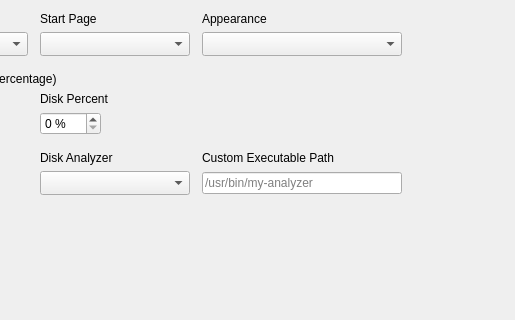
Above: shared/nexis/Pages/Settings/settings_page.ui from s4solutionsllc/Nexis before the change; both pictures show x 296 to 811 and y 0 to 320 of the 811 by 479 pixel window. Below: the same form after it.
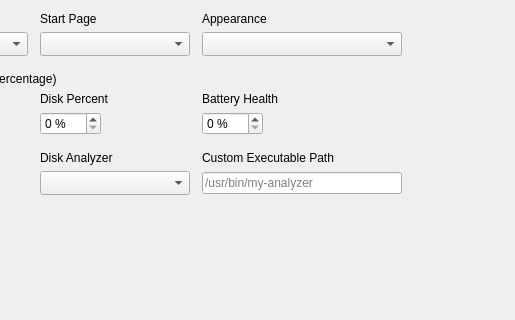
That is the form after the change.

Commit message: feat(battery): add battery health monitoring to Dashboard, Hardware Info, and Settings (FR-29 Phase 1)

What changed in the file:
```diff
--- a/shared/nexis/Pages/Settings/settings_page.ui
+++ b/shared/nexis/Pages/Settings/settings_page.ui
@@ -214,6 +214,38 @@
      </property>
     </widget>
    </item>
+   <item row="4" column="3" alignment="Qt::AlignLeft">
+    <widget class="QLabel" name="lblBatteryHealthPercent">
+     <property name="sizePolicy">
+      <sizepolicy hsizetype="Expanding" vsizetype="Preferred">
+       <horstretch>0</horstretch>
+       <verstretch>0</verstretch>
+      </sizepolicy>
+     </property>
+     <property name="text">
+      <string>Battery Health</string>
+     </property>
+    </widget>
+   </item>
+   <item row="5" column="3" alignment="Qt::AlignLeft">
+    <widget class="QSpinBox" name="spinBatteryHealthPercent">
+     <property name="focusPolicy">
+      <enum>Qt::ClickFocus</enum>
+     </property>
+     <property name="keyboardTracking">
+      <bool>false</bool>
+     </property>
+     <property name="suffix">
+      <string notr="true"> %</string>
+     </property>
+     <property name="minimum">
+      <number>0</number>
+     </property>
+     <property name="maximum">
+      <number>100</number>
+     </property>
+    </widget>
+   </item>
    <item row="3" column="0" colspan="5">
     <widget class="QLabel" name="lblAlertMessages">
      <property name="sizePolicy">
```
The commit also changes 23 other files.
